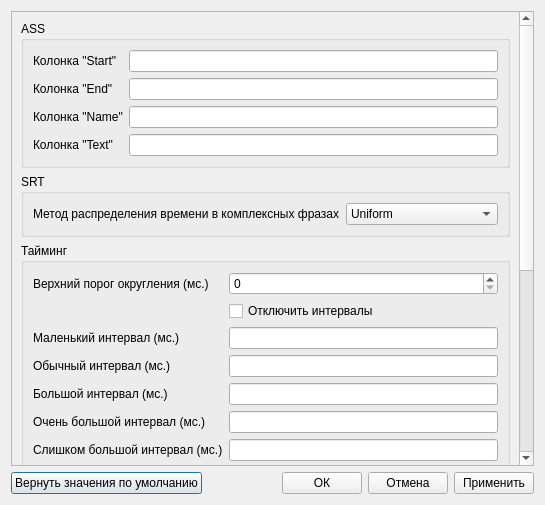
Old version of the form sources/settings.ui in the repository denzor200/BiffGui.
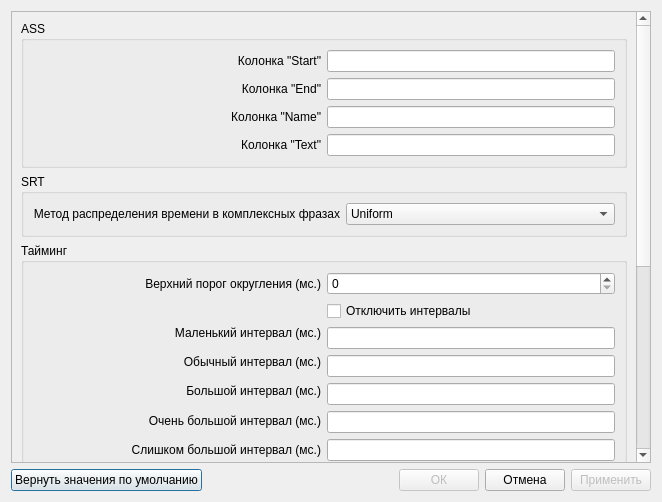
New version of the form.

Patch:
```diff
--- a/sources/settings.ui
+++ b/sources/settings.ui
@@ -6,14 +6,14 @@
    <rect>
     <x>0</x>
     <y>0</y>
-    <width>545</width>
-    <height>505</height>
+    <width>662</width>
+    <height>502</height>
    </rect>
   </property>
   <property name="windowTitle">
    <string>Настройки</string>
   </property>
-  <layout class="QVBoxLayout" name="verticalLayout">
+  <layout class="QVBoxLayout" name="verticalLayout_16">
    <item>
     <widget class="QScrollArea" name="scrollArea">
      <property name="widgetResizable">
@@ -23,9 +23,9 @@
       <property name="geometry">
        <rect>
         <x>0</x>
-        <y>-271</y>
-        <width>508</width>
-        <height>725</height>
+        <y>0</y>
+        <width>625</width>
+        <height>726</height>
        </rect>
       </property>
       <layout class="QVBoxLayout" name="verticalLayout_2">
@@ -34,65 +34,116 @@
          <property name="title">
           <string>ASS</string>
          </property>
-         <layout class="QFormLayout" name="formLayout_2">
-          <item row="0" column="1">
-           <widget class="QLineEdit" name="lineEdit_11"/>
-          </item>
-          <item row="1" column="1">
-           <widget class="QLineEdit" name="lineEdit_8"/>
-          </item>
-          <item row="2" column="1">
-           <widget class="QLineEdit" name="lineEdit_10"/>
-          </item>
-          <item row="3" column="1">
-           <widget class="QLineEdit" name="lineEdit_9"/>
-          </item>
-          <item row="0" column="0">
-           <widget class="QLabel" name="label_13">
+         <layout class="QHBoxLayout" name="horizontalLayout_3">
+          <item>
+           <layout class="QVBoxLayout" name="verticalLayout_4">
+            <item>
+             <widget class="QLabel" name="label_ColumnStart">
             <property name="text">
              <string>Колонка &quot;Start&quot;</string>
             </property>
-           </widget>
-          </item>
-          <item row="1" column="0">
-           <widget class="QLabel" name="label_12">
+              <property name="alignment">
+               <set>Qt::AlignRight|Qt::AlignTrailing|Qt::AlignVCenter</set>
+              </property>
+             </widget>
+            </item>
+            <item>
+             <widget class="QLabel" name="label_ColumnEnd">
             <property name="text">
              <string>Колонка &quot;End&quot;</string>
             </property>
-           </widget>
-          </item>
-          <item row="2" column="0">
-           <widget class="QLabel" name="label_11">
+              <property name="alignment">
+               <set>Qt::AlignRight|Qt::AlignTrailing|Qt::AlignVCenter</set>
+              </property>
+             </widget>
+            </item>
+            <item>
+             <widget class="QLabel" name="label_ColumnName">
             <property name="text">
              <string>Колонка &quot;Name&quot;</string>
             </property>
-           </widget>
-          </item>
-          <item row="3" column="0">
-           <widget class="QLabel" name="label_10">
+              <property name="alignment">
+               <set>Qt::AlignRight|Qt::AlignTrailing|Qt::AlignVCenter</set>
+              </property>
+             </widget>
+            </item>
+            <item>
+             <widget class="QLabel" name="label_ColumnText">
             <property name="text">
              <string>Колонка &quot;Text&quot;</string>
             </property>
+              <property name="alignment">
+               <set>Qt::AlignRight|Qt::AlignTrailing|Qt::AlignVCenter</set>
+              </property>
            </widget>
           </item>
          </layout>
+          </item>
+          <item>
+           <layout class="QVBoxLayout" name="verticalLayout_5">
+            <item>
+             <widget class="QLineEdit" name="lineEdit_ColumnStart">
+              <property name="sizePolicy">
+               <sizepolicy hsizetype="Minimum" vsizetype="Fixed">
+                <horstretch>0</horstretch>
+                <verstretch>0</verstretch>
+               </sizepolicy>
+              </property>
         </widget>
        </item>
        <item>
-        <widget class="QGroupBox" name="groupBox_2">
+             <widget class="QLineEdit" name="lineEdit_ColumnEnd">
+              <property name="sizePolicy">
+               <sizepolicy hsizetype="Minimum" vsizetype="Fixed">
+                <horstretch>0</horstretch>
+                <verstretch>0</verstretch>
+               </sizepolicy>
+              </property>
+             </widget>
+            </item>
+            <item>
+             <widget class="QLineEdit" name="lineEdit_ColumnName">
+              <property name="sizePolicy">
+               <sizepolicy hsizetype="Minimum" vsizetype="Fixed">
+                <horstretch>0</horstretch>
+                <verstretch>0</verstretch>
+               </sizepolicy>
+              </property>
+             </widget>
+            </item>
+            <item>
+             <widget class="QLineEdit" name="lineEdit_ColumnText">
+              <property name="sizePolicy">
+               <sizepolicy hsizetype="Minimum" vsizetype="Fixed">
+                <horstretch>0</horstretch>
+                <verstretch>0</verstretch>
+               </sizepolicy>
+              </property>
+             </widget>
+            </item>
+           </layout>
+          </item>
+         </layout>
+        </widget>
+       </item>
+       <item>
+        <widget class="QGroupBox" name="groupBox_SRT">
          <property name="title">
           <string>SRT</string>
          </property>
-         <layout class="QFormLayout" name="formLayout">
-          <item row="0" column="0">
-           <widget class="QLabel" name="label_14">
+         <layout class="QHBoxLayout" name="horizontalLayout_4">
+          <item>
+           <widget class="QLabel" name="label_Distribution">
             <property name="text">
              <string>Метод распределения времени в комплексных фразах</string>
             </property>
+            <property name="alignment">
+             <set>Qt::AlignRight|Qt::AlignTrailing|Qt::AlignVCenter</set>
+            </property>
            </widget>
           </item>
-          <item row="0" column="1">
-           <widget class="QComboBox" name="comboBox">
+          <item>
+           <widget class="QComboBox" name="comboBox_Distribution">
             <item>
              <property name="text">
               <string>Uniform</string>
@@ -113,19 +164,27 @@
          <property name="title">
           <string>Тайминг</string>
          </property>
-         <layout class="QFormLayout" name="formLayout_3">
-          <item row="0" column="0">
-           <widget class="QLabel" name="label">
+         <property name="flat">
+          <bool>false</bool>
+         </property>
+         <property name="checkable">
+          <bool>false</bool>
+         </property>
+         <layout class="QHBoxLayout" name="horizontalLayout_2">
+          <item>
+           <layout class="QVBoxLayout" name="verticalLayout">
+            <item>
+             <widget class="QLabel" name="label_RoundValue">
             <property name="text">
              <string>Верхний порог округления (мс.)</string>
             </property>
-           </widget>
-          </item>
-          <item row="0" column="1">
-           <widget class="QSpinBox" name="spinBox"/>
-          </item>
-          <item row="1" column="0">
-           <spacer name="horizontalSpacer_3">
+              <property name="alignment">
+               <set>Qt::AlignRight|Qt::AlignTrailing|Qt::AlignVCenter</set>
+              </property>
+             </widget>
+            </item>
+            <item>
+             <spacer name="horizontalSpacer_DisableIntervals">
             <property name="orientation">
              <enum>Qt::Horizontal</enum>
             </property>
@@ -137,64 +196,88 @@
             </property>
            </spacer>
           </item>
-          <item row="1" column="1">
-           <widget class="QCheckBox" name="checkBox_4">
-            <property name="text">
-             <string>Отключить интервалы</string>
-            </property>
-           </widget>
-          </item>
-          <item row="2" column="0">
-           <widget class="QLabel" name="label_2">
+            <item>
+             <widget class="QLabel" name="label_SmallInterval">
             <property name="text">
              <string>Маленький интервал (мс.)</string>
             </property>
-           </widget>
-          </item>
-          <item row="2" column="1">
-           <widget class="QLineEdit" name="lineEdit_5"/>
-          </item>
-          <item row="3" column="0">
-           <widget class="QLabel" name="label_5">
+              <property name="alignment">
+               <set>Qt::AlignRight|Qt::AlignTrailing|Qt::AlignVCenter</set>
+              </property>
+             </widget>
+            </item>
+            <item>
+             <widget class="QLabel" name="label_NormalInterval">
             <property name="text">
              <string>Обычный интервал (мс.)</string>
             </property>
-           </widget>
-          </item>
-          <item row="3" column="1">
-           <widget class="QLineEdit" name="lineEdit_2"/>
-          </item>
-          <item row="4" column="0">
-           <widget class="QLabel" name="label_4">
+              <property name="alignment">
+               <set>Qt::AlignRight|Qt::AlignTrailing|Qt::AlignVCenter</set>
+              </property>
+             </widget>
+            </item>
+            <item>
+             <widget class="QLabel" name="label_BigInterval">
             <property name="text">
              <string>Большой интервал (мс.)</string>
             </property>
-           </widget>
-          </item>
-          <item row="4" column="1">
-           <widget class="QLineEdit" name="lineEdit"/>
-          </item>
-          <item row="5" column="0">
-           <widget class="QLabel" name="label_3">
+              <property name="alignment">
+               <set>Qt::AlignRight|Qt::AlignTrailing|Qt::AlignVCenter</set>
+              </property>
+             </widget>
+            </item>
+            <item>
+             <widget class="QLabel" name="label_VeryBigInterval">
             <property name="text">
              <string>Очень большой интервал (мс.)</string>
             </property>
-           </widget>
-          </item>
-          <item row="5" column="1">
-           <widget class="QLineEdit" name="lineEdit_3"/>
-          </item>
-          <item row="6" column="0">
-           <widget class="QLabel" name="label_15">
+              <property name="alignment">
+               <set>Qt::AlignRight|Qt::AlignTrailing|Qt::AlignVCenter</set>
+              </property>
+             </widget>
+            </item>
+            <item>
+             <widget class="QLabel" name="label_VeryVeryBigInterval">
             <property name="text">
              <string>Слишком большой интервал (мс.)</string>
             </property>
-           </widget>
-          </item>
-          <item row="6" column="1">
-           <widget class="QLineEdit" name="lineEdit_4"/>
+              <property name="alignment">
+               <set>Qt::AlignRight|Qt::AlignTrailing|Qt::AlignVCenter</set>
+              </property>
+             </widget>
+            </item>
+           </layout>
           </item>
-         </layout>
+          <item>
+           <layout class="QVBoxLayout" name="verticalLayout_3">
+            <item>
+             <widget class="QSpinBox" name="spinBox_RoundValue"/>
+            </item>
+            <item>
+             <widget class="QCheckBox" name="checkBox_DisableIntervals">
+              <property name="text">
+               <string>Отключить интервалы</string>
+              </property>
+             </widget>
+            </item>
+            <item>
+             <widget class="QLineEdit" name="lineEdit_SmallInterval"/>
+            </item>
+            <item>
+             <widget class="QLineEdit" name="lineEdit_NormalInterval"/>
+            </item>
+            <item>
+             <widget class="QLineEdit" name="lineEdit_BigInterval"/>
+            </item>
+            <item>
+             <widget class="QLineEdit" name="lineEdit_VeryBigInterval"/>
+            </item>
+            <item>
+             <widget class="QLineEdit" name="lineEdit_VeryVeryBigInterval"/>
+            </item>
+           </layout>
+          </item>
+         </layout>
         </widget>
        </item>
        <item>
@@ -418,10 +501,16 @@
       </spacer>
      </item>
      <item>
-      <widget class="QPushButton" name="pushButton_2">
+      <widget class="QPushButton" name="pushButton_OK">
+       <property name="enabled">
+        <bool>false</bool>
+       </property>
        <property name="text">
         <string>ОК</string>
        </property>
+       <property name="checkable">
+        <bool>false</bool>
+       </property>
       </widget>
      </item>
      <item>
@@ -432,7 +521,10 @@
       </widget>
      </item>
      <item>
-      <widget class="QPushButton" name="pushButton_4">
+      <widget class="QPushButton" name="pushButton_Apply">
+       <property name="enabled">
+        <bool>false</bool>
+       </property>
        <property name="text">
         <string>Применить</string>
        </property>
```
Left out of the diff: 171 changed lines with no effect on the pictures. Lines whose indentation alone changed are shown as unchanged.
